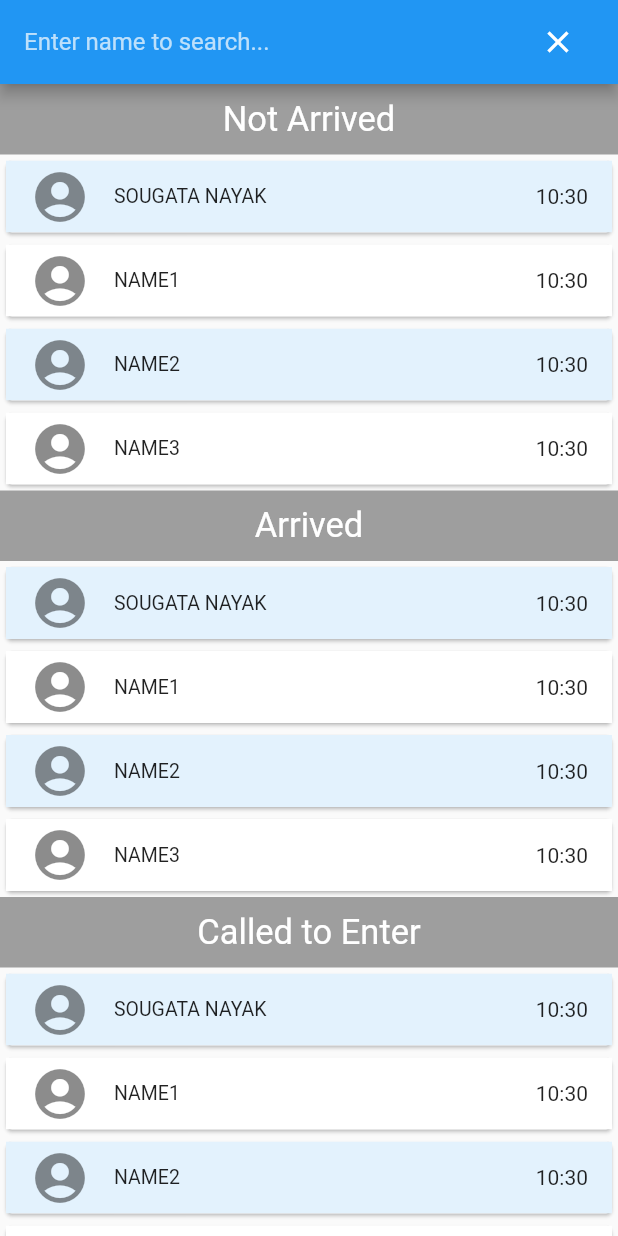
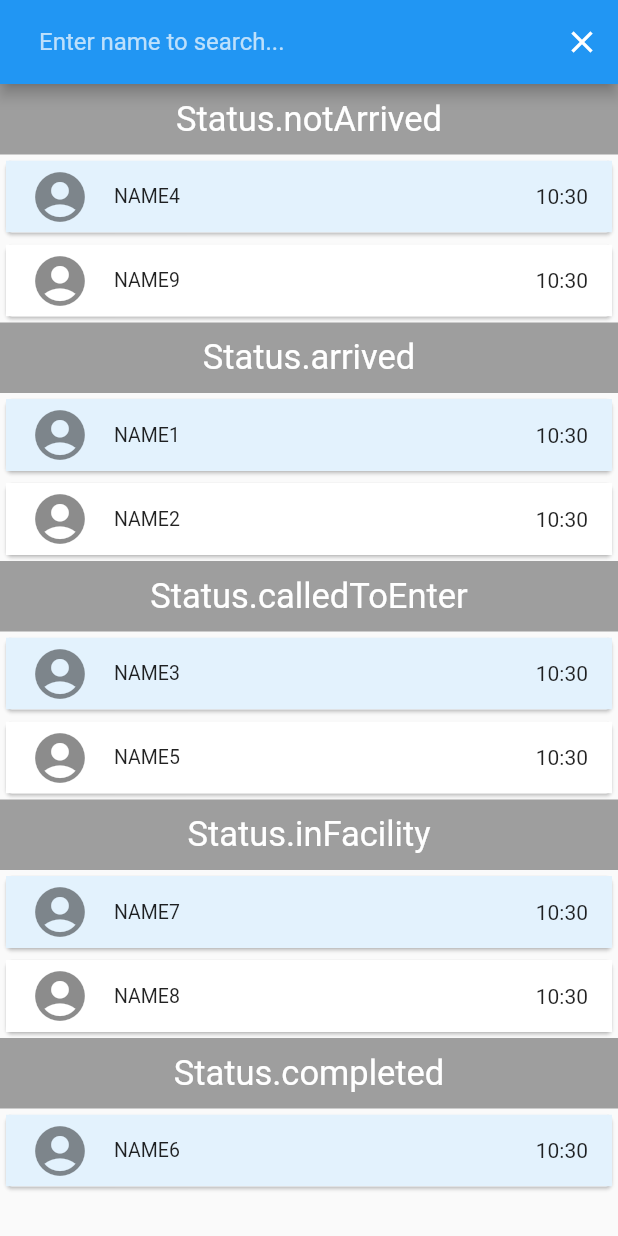
Before and after one commit to DevatYHY/managing_queues, a Flutter app: the screen it shows after launch, after a tap on the "search" icon, on a phone screen of 412 x 824 dp. Run offline on Flutter 3.47's test engine with Material 2 defaults, Android fonts, the phone set to English and light mode, and no system bars.

Commit message:
User list separated acc. to status

```diff
--- a/lib/Models/user.dart
+++ b/lib/Models/user.dart
@@ -17,5 +17,6 @@ class User{
     this.checkInTime,
     required this.phoneNumber,
     required this.email,
-    required this.address});
+    required this.address,
+    this.userStatus = Status.notArrived});
 }
--- a/lib/Screens/queue_screen.dart
+++ b/lib/Screens/queue_screen.dart
@@ -1,7 +1,7 @@
 import 'package:flutter/cupertino.dart';
 import 'package:flutter/material.dart';
+import 'package:managing_queue/Models/user.dart';
 import 'package:managing_queue/Utils/constants.dart';
-
 
 class QueueScreen extends StatefulWidget {
   const QueueScreen({Key? key}) : super(key: key);
@@ -11,23 +11,61 @@ class QueueScreen extends StatefulWidget {
 }
 
 class _QueueScreenState extends State<QueueScreen> {
-
   Icon customIcon = Icon(Icons.search);
   Widget customSearchBar = Text('Doctor\'s Office');
 
-  @override
-  Widget build(BuildContext context) {
+  Widget getSearchAppBar() {
+    return Padding(
+      padding: const EdgeInsets.fromLTRB(10.0, 0.0, 0.0, 0.0),
+      child: IconButton(
+        icon: customIcon,
+        onPressed: () {
+          setState(() {
+            if (this.customIcon.icon == Icons.search) {
+              this.customIcon = Icon(Icons.close);
+              this.customSearchBar = Padding(
+                padding: const EdgeInsets.fromLTRB(10.0, 0.0, 0.0, 0.0),
+                child: TextField(
+                  textInputAction: TextInputAction.go,
+                  decoration: InputDecoration(
+                    border: InputBorder.none,
+                    hintText: "Enter name to search...",
+                    hintStyle: TextStyle(
+                      color: Colors.white70,
+                      fontSize: 16.0,
+                    ),
+                  ),
+                  style: TextStyle(
+                    color: Colors.white,
+                    fontSize: 16.0,
+                  ),
+                ),
+              );
+            } else {
+              this.customIcon = Icon(Icons.search);
+              this.customSearchBar = Text('Doctor\'s Office');
+            }
+          });
+        },
+      ),
+    );
+  }
+
+  List<Widget> getListOfItemsByStatus(Status status) {
+
+    List<User> currentUserList = [];
+    for (User i in userList) {
+      if (i.userStatus == status) {
+        currentUserList.add(i);
+      }
+    }
+    return getCardFromUserList(currentUserList);
+  }
+
+
+  List<Card> getCardFromUserList(List<User> list){
     int i = 1;
-
-    List<String> statusHeaders = [
-      'Not Arrived',
-      'Arrived',
-      'Called to Enter',
-      'In Facility',
-      'Completed'
-    ];
-
-    List<Widget> listOfItems = userList.map((e) {
+    return list.map((e) {
       i++;
       return Card(
         child: ListTile(
@@ -43,44 +81,25 @@ class _QueueScreenState extends State<QueueScreen> {
         ),
       );
     }).toList();
+  }
+
+
+  @override
+  Widget build(BuildContext context) {
+    List<String> statusHeaders = [
+      'Not Arrived',
+      'Arrived',
+      'Called to Enter',
+      'In Facility',
+      'Completed'
+    ];
+
+    //List<Widget> listOfItems =
 
     return Scaffold(
       appBar: AppBar(
         title: customSearchBar,
-        actions: [
-          Padding(
-            padding: const EdgeInsets.symmetric(horizontal: 16.0),
-            child: IconButton(
-              icon: customIcon,
-              onPressed: () {
-                setState(() {
-                   if(this.customIcon.icon == Icons.search){
-                     this.customIcon = Icon(Icons.close);
-                     this.customSearchBar = TextField(
-                       textInputAction: TextInputAction.go,
-                       decoration: InputDecoration(
-                         border: InputBorder.none,
-                         hintText: "Enter name to search...",
-                         hintStyle: TextStyle(
-                           color: Colors.white70,
-                           fontSize: 16.0,
-                         ),
-                       ),
-                       style: TextStyle(
-                         color: Colors.white,
-                         fontSize: 16.0,
-                       ),
-                     );
-                   }
-                   else{
-                     this.customIcon = Icon(Icons.search);
-                     this.customSearchBar = Text('Doctor\'s Office');
-                   }
-                });
-              },
-            ),
-          )
-        ],
+        actions: [getSearchAppBar()],
       ),
       body: ListView.builder(
           scrollDirection: Axis.vertical,
@@ -94,14 +113,14 @@ class _QueueScreenState extends State<QueueScreen> {
                   padding: EdgeInsets.all(10.0),
                   child: Center(
                     child: Text(
-                      statusHeaders[index],
+                      Status.values[index].toString(),
                       style: TextStyle(fontSize: 23.0, color: Colors.white),
                     ),
                   ),
                 ),
                 ListView(
                   shrinkWrap: true,
-                  children: listOfItems,
+                  children: getListOfItemsByStatus(Status.values[index]),
                   physics: ClampingScrollPhysics(),
                 ),
               ],
@@ -110,3 +129,4 @@ class _QueueScreenState extends State<QueueScreen> {
     );
   }
 }
+//listOfItems
--- a/lib/Utils/constants.dart
+++ b/lib/Utils/constants.dart
@@ -9,19 +9,19 @@ enum Status {
 }
 
 List<User> userList = [
-  User(name: "Sougata nayak", dateOfBirth: DateTime(1993, 10, 1), phoneNumber: "1234567890", email: "email0@email.com", address: "block 0 street 0"),
-  User(name: "name1", dateOfBirth: DateTime(1993, 10, 2), phoneNumber: "1234567891", email: "email1@email.com", address: "block 1 street 1"),
-  User(name: "name2", dateOfBirth: DateTime(1993, 10, 3), phoneNumber: "1234567892", email: "email2@email.com", address: "block 2 street 2"),
-  User(name: "name3", dateOfBirth: DateTime(1993, 10, 4), phoneNumber: "1234567893", email: "email3@email.com", address: "block 3 street 3"),
+  User(name: "name1", dateOfBirth: DateTime(1993, 10, 2), phoneNumber: "1234567891", email: "email1@email.com", address: "block 1 street 1", userStatus: Status.arrived),
+  User(name: "name2", dateOfBirth: DateTime(1993, 10, 3), phoneNumber: "1234567892", email: "email2@email.com", address: "block 2 street 2", userStatus: Status.arrived),
+  User(name: "name3", dateOfBirth: DateTime(1993, 10, 4), phoneNumber: "1234567893", email: "email3@email.com", address: "block 3 street 3", userStatus: Status.calledToEnter),
+  User(name: "name4", dateOfBirth: DateTime(1993, 10, 5), phoneNumber: "1234567894", email: "email4@email.com", address: "block 4 street 4", userStatus: Status.notArrived),
+  User(name: "name5", dateOfBirth: DateTime(1993, 10, 6), phoneNumber: "1234567895", email: "email5@email.com", address: "block 5 street 5", userStatus: Status.calledToEnter),
+  User(name: "name6", dateOfBirth: DateTime(1993, 10, 7), phoneNumber: "1234567896", email: "email6@email.com", address: "block 6 street 6", userStatus: Status.completed),
+  User(name: "name7", dateOfBirth: DateTime(1993, 10, 8), phoneNumber: "1234567897", email: "email7@email.com", address: "block 7 street 7", userStatus: Status.inFacility),
+  User(name: "name8", dateOfBirth: DateTime(1993, 10, 9), phoneNumber: "1234567898", email: "email8@email.com", address: "block 8 street 8", userStatus: Status.inFacility),
+  User(name: "name9", dateOfBirth: DateTime(1993, 10, 10), phoneNumber: "1234567899", email: "email9@email.com", address: "block 9 street 9"),
 ];
 
 
-// User(name: "name4", dateOfBirth: DateTime(1993, 10, 5), phoneNumber: "1234567894", email: "email4@email.com", address: "block 4 street 4"),
-// User(name: "name5", dateOfBirth: DateTime(1993, 10, 6), phoneNumber: "1234567895", email: "email5@email.com", address: "block 5 street 5"),
-// User(name: "name6", dateOfBirth: DateTime(1993, 10, 7), phoneNumber: "1234567896", email: "email6@email.com", address: "block 6 street 6"),
-// User(name: "name7", dateOfBirth: DateTime(1993, 10, 8), phoneNumber: "1234567897", email: "email7@email.com", address: "block 7 street 7"),
-// User(name: "name8", dateOfBirth: DateTime(1993, 10, 9), phoneNumber: "1234567898", email: "email8@email.com", address: "block 8 street 8"),
-// User(name: "name9", dateOfBirth: DateTime(1993, 10, 10), phoneNumber: "1234567899", email: "email9@email.com", address: "block 9 street 9"),
+
 // User(name: "name10", dateOfBirth: DateTime(1993, 10, 11), phoneNumber: "1234567810", email: "email10@email.com", address: "block 10 street 10"),
 // User(name: "name11", dateOfBirth: DateTime(1993, 10, 12), phoneNumber: "1234567811", email: "email11@email.com", address: "block 11 street 11"),
 // User(name: "name12", dateOfBirth: DateTime(1993, 10, 13), phoneNumber: "1234567812", email: "email12@email.com", address: "block 12 street 12"),
```
